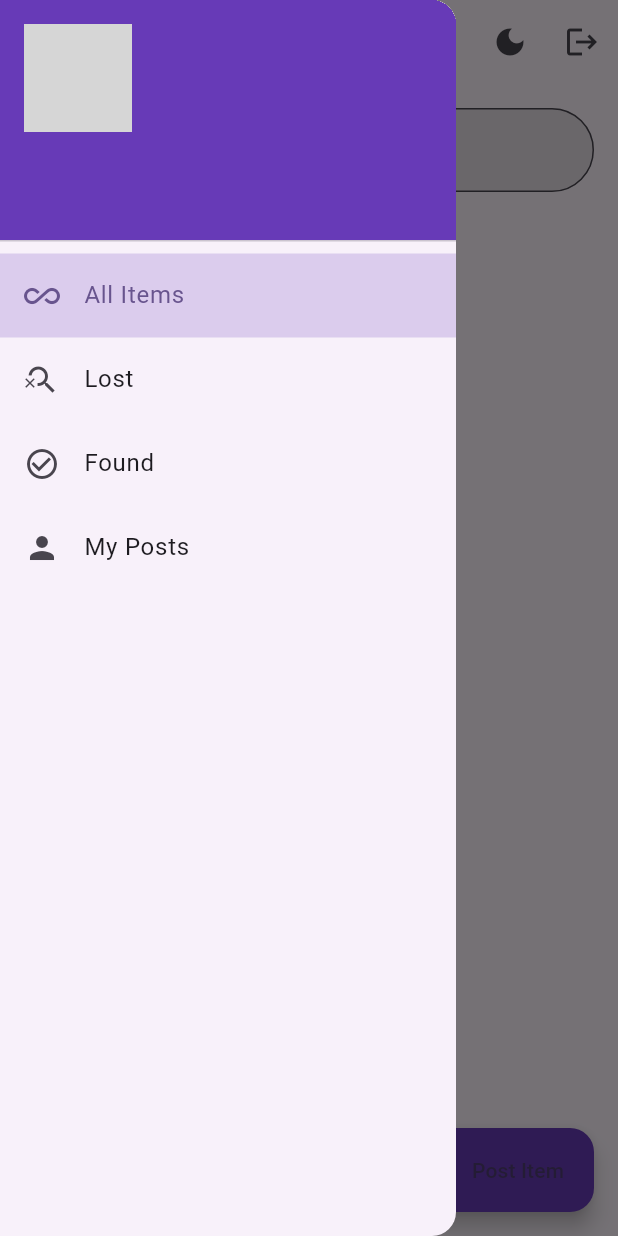
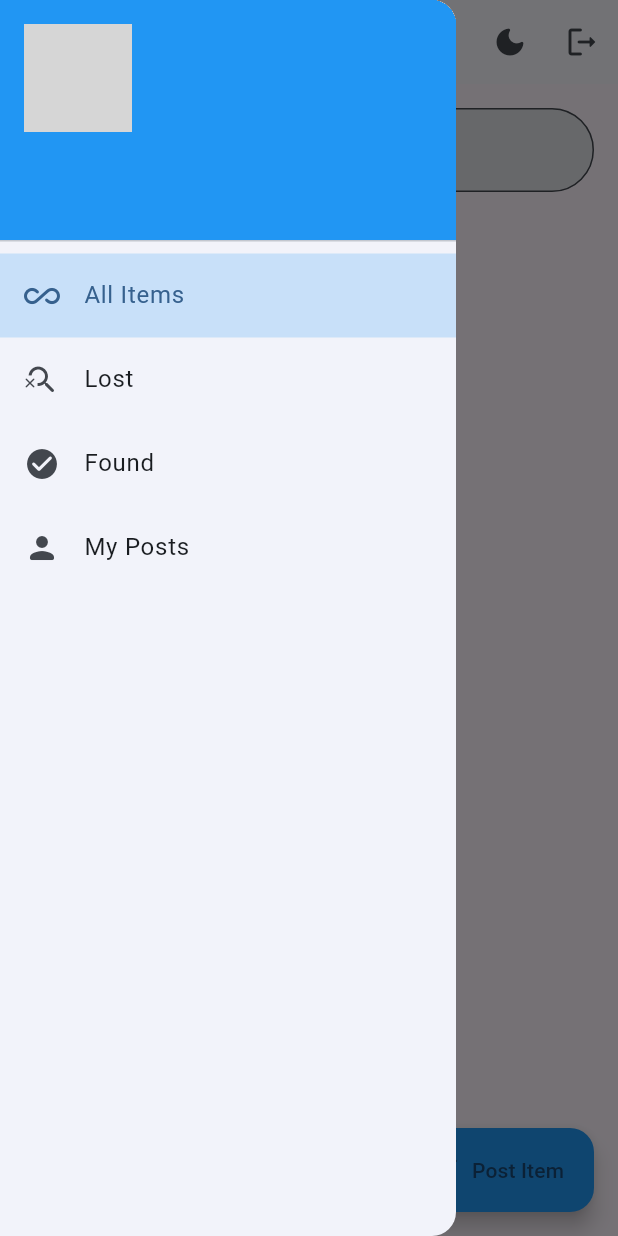
Before and after one commit to rarush1956/vit-chennai-lost-and-found, a Flutter app: the screen it shows once a user with an empty profile is signed in, with the side drawer open, on a phone screen of 412 x 824 dp. Run offline on Flutter 3.47's test engine with Material 3 defaults, Android fonts, the phone set to English and light mode, and no system bars; our stand-ins replace firebase_auth, firebase_core, firebase_database, google_sign_in; accounts and stored records are empty; network calls fail; grey boxes are pictures that could not be loaded.

Commit message:
Final polished version with location field, beautiful UI, and modern icons

```diff
--- a/lib/main.dart
+++ b/lib/main.dart
@@ -29,7 +29,7 @@ class LostFoundApp extends StatelessWidget {
         title: 'VIT Lost & Found',
         debugShowCheckedModeBanner: false,
         theme: ThemeData.light(useMaterial3: true).copyWith(
-          colorScheme: ColorScheme.fromSeed(seedColor: Colors.deepPurple),
+          colorScheme: ColorScheme.fromSeed(seedColor: Colors.blue),
         ),
         darkTheme: ThemeData.dark(useMaterial3: true),
         home: const AuthWrapper(),
@@ -75,17 +75,17 @@ class LoginScreen extends StatelessWidget {
               child: Column(
                 mainAxisSize: MainAxisSize.min,
                 children: [
-                  const Icon(Icons.search, size: 90, color: Colors.deepPurple),
+                  const Icon(Icons.location_on_rounded, size: 90, color: Colors.blue),
                   const SizedBox(height: 20),
                   const Text("VIT Lost & Found",
                       style: TextStyle(fontSize: 32, fontWeight: FontWeight.bold)),
                   const SizedBox(height: 40),
                   ElevatedButton.icon(
                     onPressed: () => _signIn(context),
-                    icon: const Icon(Icons.g_mobiledata, size: 32),
+                    icon: const Icon(Icons.login_rounded, size: 32),
                     label: const Text("Sign in with Google", style: TextStyle(fontSize: 18)),
                     style: ElevatedButton.styleFrom(
-                      backgroundColor: Colors.deepPurple,
+                      backgroundColor: Colors.blue,
                       foregroundColor: Colors.white,
                       padding: const EdgeInsets.symmetric(horizontal: 32, vertical: 16),
                       shape: RoundedRectangleBorder(borderRadius: BorderRadius.circular(30)),
@@ -112,10 +112,10 @@ class _MainScreenState extends State<MainScreen> {
   final searchController = TextEditingController();
 
   static const List<Map<String, dynamic>> tabs = [
-    {"icon": Icons.all_inclusive, "label": "All Items", "type": null},
-    {"icon": Icons.search_off, "label": "Lost", "type": "Lost"},
-    {"icon": Icons.check_circle_outline, "label": "Found", "type": "Found"},
-    {"icon": Icons.person, "label": "My Posts", "type": "mine"},
+    {"icon": Icons.all_inclusive_rounded, "label": "All Items", "type": null},
+    {"icon": Icons.search_off_rounded, "label": "Lost", "type": "Lost"},
+    {"icon": Icons.check_circle_rounded, "label": "Found", "type": "Found"},
+    {"icon": Icons.person_rounded, "label": "My Posts", "type": "mine"},
   ];
 
   @override
@@ -126,10 +126,14 @@ class _MainScreenState extends State<MainScreen> {
         centerTitle: true,
         actions: [
           IconButton(
-            icon: Icon(Theme.of(context).brightness == Brightness.dark ? Icons.light_mode : Icons.dark_mode),
+            icon: Icon(Theme.of(context).brightness == Brightness.dark ? Icons.light_mode_rounded : Icons.dark_mode_rounded),
             onPressed: () {},
           ),
-          IconButton(icon: const Icon(Icons.logout), onPressed: () => FirebaseAuth.instance.signOut()),
+          IconButton(
+            icon: const Icon(Icons.logout_rounded),
+            tooltip: "Logout",
+            onPressed: () => FirebaseAuth.instance.signOut(),
+          ),
         ],
       ),
       drawer: Drawer(
@@ -139,13 +143,13 @@ class _MainScreenState extends State<MainScreen> {
               accountName: Text(user.displayName ?? "User"),
               accountEmail: Text(user.email ?? ""),
               currentAccountPicture: CircleAvatar(backgroundImage: NetworkImage(user.photoURL ?? "")),
-              decoration: const BoxDecoration(color: Colors.deepPurple),
+              decoration: const BoxDecoration(color: Colors.blue),
             ),
             ...tabs.asMap().entries.map((e) => ListTile(
                   leading: Icon(e.value["icon"]),
                   title: Text(e.value["label"]),
                   selected: selectedIndex == e.key,
-                  selectedTileColor: Colors.deepPurple.withOpacity(0.2),
+                  selectedTileColor: Colors.blue.withOpacity(0.2),
                   onTap: () {
                     setState(() => selectedIndex = e.key);
                     Navigator.pop(context);
@@ -155,10 +159,10 @@ class _MainScreenState extends State<MainScreen> {
         ),
       ),
       floatingActionButton: FloatingActionButton.extended(
-        backgroundColor: Colors.deepPurple,
+        backgroundColor: Colors.blue,
         onPressed: _showPostDialog,
         label: const Text("Post Item"),
-        icon: const Icon(Icons.add),
+        icon: const Icon(Icons.post_add_rounded),
       ),
       body: Column(
         children: [
@@ -168,7 +172,7 @@ class _MainScreenState extends State<MainScreen> {
               controller: searchController,
               decoration: InputDecoration(
                 hintText: "Search titles or description...",
-                prefixIcon: const Icon(Icons.search),
+                prefixIcon: const Icon(Icons.search_rounded),
                 border: OutlineInputBorder(borderRadius: BorderRadius.circular(30)),
                 filled: true,
               ),
@@ -205,7 +209,6 @@ class _MainScreenState extends State<MainScreen> {
                   itemBuilder: (context, i) {
                     final item = list[i];
                     final isLost = item["category"] == "Lost";
-                    final isMine = item["userId"] == user.uid;
 
                     return Card(
                       elevation: 5,
@@ -213,7 +216,7 @@ class _MainScreenState extends State<MainScreen> {
                       child: ListTile(
                         leading: CircleAvatar(
                           backgroundColor: isLost ? Colors.red.shade100 : Colors.green.shade100,
-                          child: Icon(isLost ? Icons.search_off : Icons.check_circle,
+                          child: Icon(isLost ? Icons.search_off_rounded : Icons.check_circle_rounded,
                               color: isLost ? Colors.red : Colors.green),
                         ),
                         title: Text(item["title"] ?? "No title",
@@ -222,6 +225,8 @@ class _MainScreenState extends State<MainScreen> {
                           crossAxisAlignment: CrossAxisAlignment.start,
                           children: [
                             Text(item["description"] ?? ""),
+                            if (item["location"] != null && item["location"].toString().isNotEmpty)
+                              Text("📍 ${item["location"]}", style: const TextStyle(fontStyle: FontStyle.italic)),
                             const SizedBox(height: 6),
                             Text(
                               "— ${item["userName"] ?? "Anonymous"} • ${DateFormat('dd MMM • HH:mm').format(DateTime.fromMillisecondsSinceEpoch(item["timestamp"] ?? 0))}",
@@ -229,7 +234,6 @@ class _MainScreenState extends State<MainScreen> {
                             ),
                           ],
                         ),
-                        trailing: isMine ? const Icon(Icons.person, color: Colors.deepPurple) : null,
                       ),
                     );
                   },
@@ -245,6 +249,7 @@ class _MainScreenState extends State<MainScreen> {
   void _showPostDialog() {
     final titleCtrl = TextEditingController();
     final descCtrl = TextEditingController();
+    final locationCtrl = TextEditingController();
     String category = "Lost";
 
     showDialog(
@@ -263,6 +268,14 @@ class _MainScreenState extends State<MainScreen> {
                 decoration: const InputDecoration(labelText: "Description", border: OutlineInputBorder()),
                 maxLines: 4),
             const SizedBox(height: 12),
+            TextField(
+                controller: locationCtrl,
+                decoration: const InputDecoration(
+                  labelText: "Location",
+                  hintText: "e.g., TT Block, Canteen, Library",
+                  border: OutlineInputBorder(),
+                )),
+            const SizedBox(height: 12),
             DropdownButtonFormField<String>(
               value: category,
               decoration: const InputDecoration(labelText: "Category", border: OutlineInputBorder()),
@@ -274,12 +287,13 @@ class _MainScreenState extends State<MainScreen> {
         actions: [
           TextButton(onPressed: () => Navigator.pop(context), child: const Text("Cancel")),
           ElevatedButton(
-            style: ElevatedButton.styleFrom(backgroundColor: Colors.deepPurple),
+            style: ElevatedButton.styleFrom(backgroundColor: Colors.blue),
             onPressed: () {
               if (titleCtrl.text.trim().isNotEmpty) {
                 db.push().set({
                   "title": titleCtrl.text.trim(),
                   "description": descCtrl.text.trim(),
+                  "location": locationCtrl.text.trim(),
                   "category": category,
                   "userId": user.uid,
                   "userName": user.displayName,
```
Also changed, not shown: 2 other files.
